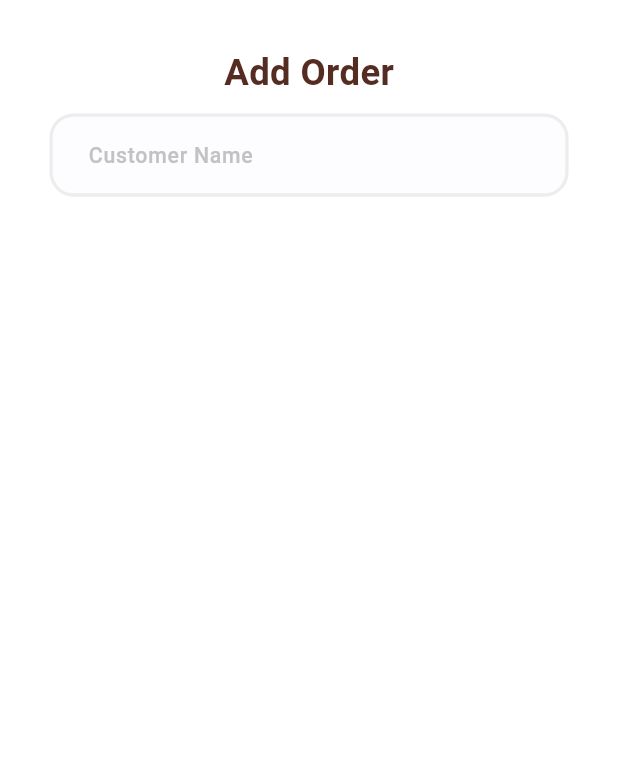
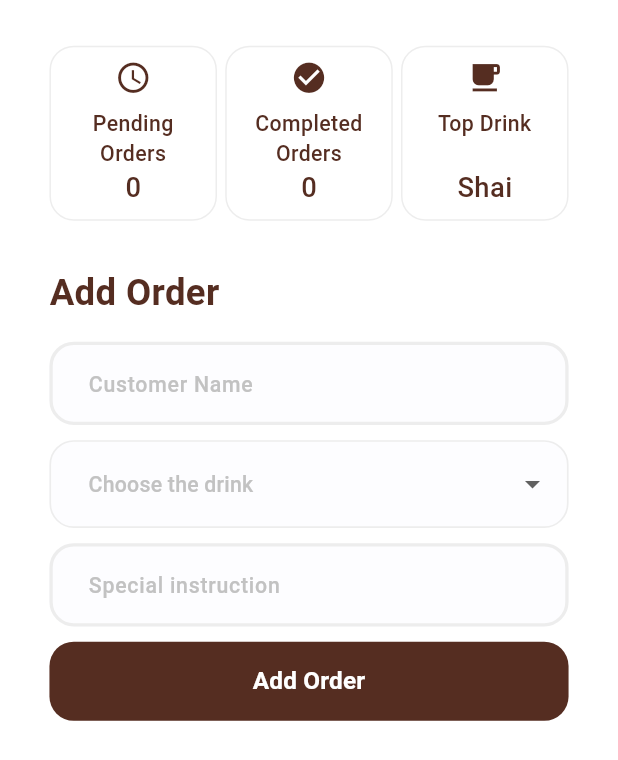
Before and after one commit to ShazaMashaal/smart_ahwa_manager, a Flutter app: the screen it shows after launch, on a phone screen of 412 x 824 dp. Shown: the top 760 px of the screen. Run offline on Flutter 3.47's test engine with Material 3 defaults, Android fonts, the light colour scheme and no system bars; our stand-ins replace flutter_screenutil, shared_preferences.

Commit message:
- Added AddOrderForm widget and HomeScreen UI updates - Added Order model for home feature - Implemented StorageHelper in core/helpers to get and store orders - Added reusable widgets: CustomDropDown,  SummaryCard, SummaryCardsRow - Updated theming (colors, text styles)

```diff
--- /dev/null
+++ b/lib/core/enums.dart
@@ -0,0 +1,20 @@
+// enums.dart
+
+enum DrinkType {
+  shai,
+  turkishCoffee,
+  hibiscusTea,
+}
+
+extension DrinkTypeExtension on DrinkType {
+  String get displayName {
+    switch (this) {
+      case DrinkType.shai:
+        return "Shai";
+      case DrinkType.turkishCoffee:
+        return "Turkish Coffee";
+      case DrinkType.hibiscusTea:
+        return "Hibiscus Tea";
+    }
+  }
+}
--- /dev/null
+++ b/lib/core/helpers/storage_helper.dart
@@ -0,0 +1,25 @@
+import 'dart:convert';
+
+import 'package:shared_preferences/shared_preferences.dart';
+
+import '../../features/home/data/models/order.dart';
+
+class StorageHelper{
+  static const _key = 'orders';
+  //save an order
+  static Future<void> saveOrders(List<Order> orders) async {
+    final prefs = await SharedPreferences.getInstance();
+    List<String> ordersString =
+    orders.map((order) => jsonEncode(order.toJson())).toList();
+    await prefs.setStringList(_key, ordersString);
+  }
+  //get list of orders
+  static Future<List<Order>> loadOrders() async {
+    final prefs = await SharedPreferences.getInstance();
+    List<String>? ordersString = prefs.getStringList(_key);
+    if (ordersString == null) return [];
+    return ordersString
+        .map((orderStr) => Order.fromJson(jsonDecode(orderStr)))
+        .toList();
+  }
+}
--- a/lib/core/theming/colors.dart
+++ b/lib/core/theming/colors.dart
@@ -1,7 +1,7 @@
 import 'package:flutter/material.dart';
 
 class ColorsManager {
-  static const Color mainBrown = Color(0xFF552C21);
+  static const Color mainBrown = Color(0xFF552D21);
   static const Color navy = Color(0xFF242424);
   static const Color gray = Color(0xFF757575);
   static const Color whiteGray = Color(0xFFFDFDFF);
--- a/lib/core/theming/text_styles.dart
+++ b/lib/core/theming/text_styles.dart
@@ -27,10 +27,15 @@ class TextStyles {
     color: ColorsManager.lightGray,
   );
 
-  static TextStyle font14NavyMedium = TextStyle(
+  static TextStyle font14BrownMedium = TextStyle(
     fontSize: 14.sp,
     fontWeight: FontWeightHelper.medium,
-    color: ColorsManager.navy,
+    color: ColorsManager.mainBrown,
+  );
+  static TextStyle font18BrownRegular = TextStyle(
+    fontSize: 18.sp,
+    fontWeight: FontWeightHelper.medium,
+    color: ColorsManager.mainBrown,
   );
   static TextStyle font16WhiteSemiBold = TextStyle(
     fontSize: 16.sp,
--- /dev/null
+++ b/lib/core/widgets/custom_drop_down.dart
@@ -0,0 +1,69 @@
+import 'package:flutter/material.dart';
+import 'package:flutter_screenutil/flutter_screenutil.dart';
+
+import '../theming/colors.dart';
+import '../theming/text_styles.dart';
+
+class CustomDropDown extends StatefulWidget {
+  final String? value;
+  final ValueChanged<String?>? onChanged;
+  final String? errorText;
+  const CustomDropDown({super.key, this.value, this.onChanged, this.errorText});
+
+  @override
+  State<CustomDropDown> createState() => _CustomDropDownState();
+}
+typedef MenuEntry = DropdownMenuEntry<String>;
+class _CustomDropDownState extends State<CustomDropDown> {
+  String? selectedValue;
+  @override
+  Widget build(BuildContext context) {
+    selectedValue = widget.value ;
+    return  DropdownButtonFormField<String>(
+      hint: Text("Choose the drink ",style: TextStyles.font14LightGrayMedium,),
+      value: selectedValue,
+      onChanged: (value) {
+        setState(() {
+          selectedValue = value;
+        });
+        widget.onChanged?.call(value);
+      },
+        items: ['Shai', 'Turkish Coffee', 'Hibiscus Tea']
+            .map((e) => DropdownMenuItem(
+          value: e,
+          child: Text(e),
+        ))
+            .toList(),
+      decoration: InputDecoration(
+        fillColor: ColorsManager.whiteGray,
+        filled: true,
+        contentPadding:
+            EdgeInsets.symmetric(vertical: 17.h, horizontal: 20.w),
+        enabledBorder:
+            OutlineInputBorder(
+              borderRadius: BorderRadius.circular(16.r),
+              borderSide: BorderSide(
+                color: ColorsManager.lighterGray,
+                width: 1.w,
+              ),
+            ),
+        errorBorder:
+        OutlineInputBorder(
+          borderRadius: BorderRadius.circular(16.r),
+          borderSide: BorderSide(
+            color: Colors.red.shade900,
+            width: 1.w,
+          ),
+        ),
+        errorStyle: TextStyle(color: Colors.red.shade900),
+        focusedBorder:
+            OutlineInputBorder(
+              borderRadius: BorderRadius.circular(16.r),
+              borderSide: BorderSide(color: ColorsManager.mainBrown),
+            ),
+        errorText: widget.errorText,
+      ),
+
+    );
+  }
+}
--- a/lib/core/widgets/custom_text_form_field.dart
+++ b/lib/core/widgets/custom_text_form_field.dart
@@ -13,6 +13,8 @@ class CustomTextFormField extends StatelessWidget {
   final TextEditingController? controller;
   final bool? isObscureText;
   final Widget? suffixIcon;
+  final String? errorText;
+  final ValueChanged<String>? onChanged;
 
   const CustomTextFormField({
     super.key,
@@ -26,12 +28,15 @@ class CustomTextFormField extends StatelessWidget {
     this.suffixIcon,
     this.controller,
     this.fillColor,
+    this.errorText,
+    this.onChanged,
   });
 
   @override
   Widget build(BuildContext context) {
     return TextFormField(
       controller: controller,
+      onChanged: onChanged,
       decoration: InputDecoration(
         isDense: true,
         contentPadding:
@@ -52,15 +57,25 @@ class CustomTextFormField extends StatelessWidget {
                 width: 2.w,
               ),
             ),
+        errorBorder:
+            OutlineInputBorder(
+              borderRadius: BorderRadius.circular(16.r),
+              borderSide: BorderSide(
+                color: Colors.red.shade900,
+                width: 1.w,
+              ),
+            ),
+        errorStyle: TextStyle(color: Colors.red.shade900),
         hintStyle: hintStyle ?? TextStyles.font14LightGrayMedium,
         hintText: hintText,
         suffixIcon: suffixIcon,
         filled: true,
         fillColor: fillColor ?? ColorsManager.whiteGray,
+        errorText: errorText,
       ),
 
       obscureText: isObscureText ?? false,
-      style: inputTextStyle ?? TextStyles.font14NavyMedium,
+      style: inputTextStyle ?? TextStyles.font14BrownMedium,
     );
   }
 }
--- /dev/null
+++ b/lib/features/home/data/models/order.dart
@@ -0,0 +1,19 @@
+class Order{
+  final String customerName;
+  final String drink;
+  final String specialInstructions;
+  bool isCompleted = false;
+
+  Order(this.customerName, this.drink, this.specialInstructions);
+  Map<String, dynamic> toJson() => {
+    'customer_name': customerName,
+    'drink': drink,
+    'special_instructions': specialInstructions,
+  };
+
+  factory Order.fromJson(Map<String, dynamic> json) => Order(
+    json['customer_name'],
+    json['drink'],
+    json['special_instructions'],
+  );
+}
--- /dev/null
+++ b/lib/features/home/ui/add_order_form.dart
@@ -0,0 +1,93 @@
+import 'package:flutter/material.dart';
+
+import '../../../core/helpers/spacing.dart';
+import '../../../core/widgets/custom_drop_down.dart';
+import '../../../core/widgets/custom_text_button.dart';
+import '../../../core/widgets/custom_text_form_field.dart';
+import '../data/models/order.dart';
+
+class AddOrderForm extends StatefulWidget {
+  final Function(Order) onAddOrder;
+  const AddOrderForm({super.key, required this.onAddOrder});
+
+  @override
+  State<AddOrderForm> createState() => _AddOrderFormState();
+}
+
+class _AddOrderFormState extends State<AddOrderForm> {
+  final TextEditingController _nameController = TextEditingController();
+  final TextEditingController _noteController = TextEditingController();
+  String? _nameError;
+  String? _drinkValue;
+  String? _drinkError;
+  final formKey = GlobalKey<FormState>();
+
+  @override
+  void dispose() {
+    _nameController.dispose();
+    _noteController.dispose();
+    super.dispose();
+  }
+
+  void _submit() {
+    setState(() {
+      _nameError = _nameController.text.trim().isEmpty ? 'Please enter customer name' : null;
+      _drinkError = (_drinkValue == null || _drinkValue!.isEmpty) ? 'Please choose a drink' : null;
+    });
+
+    final hasError = _nameError != null || _drinkError != null ;
+    if (hasError) return;
+
+    widget.onAddOrder(Order(
+      _nameController.text,
+      _drinkValue.toString(),
+      _noteController.text,
+    ));
+
+    _nameController.clear();
+    _noteController.clear();
+    _drinkValue = null;
+    setState(() {});
+  }
+
+  @override
+  Widget build(BuildContext context) {
+    return Form(
+      key: formKey,
+      child: Column(
+        children: [
+          CustomTextFormField(
+            hintText: "Customer Name",
+            controller: _nameController,
+            errorText: _nameError,
+            onChanged: (_) {
+              if (_nameError != null) setState(() => _nameError = null);
+            },
+          ),
+          VSpace(10),
+          CustomDropDown(
+            value: _drinkValue,
+            errorText: _drinkError,
+            onChanged: (v) {
+              setState(() {
+                _drinkValue = v;
+                _drinkError = null;
+              });
+            },
+          ),
+          VSpace(10),
+          CustomTextFormField(
+            hintText: "Special instruction",
+            controller: _noteController,
+
+          ),
+          VSpace(10),
+          CustomTextButton(
+            text: "Add Order",
+            onPressed: _submit,
+          ),
+        ],
+      ),
+    );
+  }
+}
--- a/lib/features/home/ui/home_screen.dart
+++ b/lib/features/home/ui/home_screen.dart
@@ -1,30 +1,65 @@
 import 'package:flutter/material.dart';
 import 'package:flutter_screenutil/flutter_screenutil.dart';
 import 'package:smart_ahwa_manager/core/helpers/spacing.dart';
+import 'package:smart_ahwa_manager/core/helpers/storage_helper.dart';
 import 'package:smart_ahwa_manager/core/theming/text_styles.dart';
-import 'package:smart_ahwa_manager/core/widgets/custom_text_form_field.dart';
+import 'package:smart_ahwa_manager/features/home/ui/summary_cards_row.dart';
 
-class HomeScreen extends StatelessWidget {
+import '../data/models/order.dart';
+import 'add_order_form.dart';
+
+class HomeScreen extends StatefulWidget {
   const HomeScreen({super.key});
+
+  @override
+  State<HomeScreen> createState() => _HomeScreenState();
+}
+
+class _HomeScreenState extends State<HomeScreen> {
+
+  List<Order> orders=[];
+
+  @override
+  void initState() {
+    super.initState();
+    StorageHelper.loadOrders().then((loadedOrders) {
+      setState(() {
+        orders = loadedOrders;
+      });
+    });
+  }
 
   @override
   Widget build(BuildContext context) {
     return Scaffold(
-      body: SafeArea(child: SingleChildScrollView(
-        padding:EdgeInsetsDirectional.symmetric(horizontal: 30.w,vertical: 30.h),
-        child: Column(children: [
-        Text("Add Order",style: TextStyles.font24BrownBold,),
-          VSpace(10),
-          Form(
-            child: Column(
-              children: [
-                CustomTextFormField(hintText: "Customer Name")
-              ],
-            ),
-          )
+      body: SafeArea(
+        child: SingleChildScrollView(
+          padding: EdgeInsetsDirectional.symmetric(horizontal: 30.w, vertical: 30.h),
+          child: Column(
+            crossAxisAlignment: CrossAxisAlignment.start,
+            children: [
+              // Dashboard Cards Row
+              SummaryCardsRow(orders:orders),
+              VSpace(30),
 
+              // Add Order Section
+              Text("Add Order", style: TextStyles.font24BrownBold),
+              VSpace(15),
+              AddOrderForm(
+                onAddOrder: (order) {
+                  setState(() {
+                    orders.add(order);
+                  });
+                  StorageHelper.saveOrders(orders);
 
-      ],),)),
+                },
+
+              )
+            ],
+          ),
+        ),
+      ),
     );
   }
+
 }
--- /dev/null
+++ b/lib/features/home/ui/summary_cards_row.dart
@@ -0,0 +1,43 @@
+import 'package:flutter/material.dart';
+import 'package:flutter_screenutil/flutter_screenutil.dart';
+
+import '../data/models/order.dart';
+import 'widgets/summary_card.dart';
+
+class SummaryCardsRow extends StatelessWidget {
+  final List<Order> orders;
+  const SummaryCardsRow({super.key, required this.orders});
+
+  @override
+  Widget build(BuildContext context) {
+    return IntrinsicHeight(
+      child: Row(
+        children: [
+          Expanded(
+            child: SummaryCard(
+              title: "Pending Orders",
+              value:orders.where((order) => !order.isCompleted).length.toString(),
+              icon: Icons.access_time,
+            ),
+          ),
+          SizedBox(width: 5.w),
+          Expanded(
+            child: SummaryCard(
+              title: "Completed Orders",
+              value: orders.where((order) => order.isCompleted).length.toString(),
+              icon: Icons.check_circle,
+            ),
+          ),
+          SizedBox(width: 5.w),
+          Expanded(
+            child: SummaryCard(
+              title: "Top Drink",
+              value: "Shai",
+              icon: Icons.local_cafe,
+            ),
+          ),
+        ],
+      ),
+    );
+  }
+}
--- /dev/null
+++ b/lib/features/home/ui/widgets/summary_card.dart
@@ -0,0 +1,57 @@
+import 'package:flutter/material.dart';
+import 'package:flutter_screenutil/flutter_screenutil.dart';
+import 'package:smart_ahwa_manager/core/helpers/spacing.dart';
+import 'package:smart_ahwa_manager/core/theming/text_styles.dart';
+
+import '../../../../core/theming/colors.dart';
+
+
+class SummaryCard extends StatelessWidget {
+  final String title;
+  final String value;
+  final IconData icon;
+
+  const SummaryCard({
+    super.key,
+    required this.title,
+    required this.value,
+    required this.icon,
+  });
+
+  @override
+  Widget build(BuildContext context) {
+    return Container(
+      padding: EdgeInsets.symmetric(vertical: 8.h,horizontal: 5.w),
+      decoration: BoxDecoration(
+        color: Colors.white,
+        borderRadius: BorderRadius.circular(16.r),
+        border: Border.all(
+          color: ColorsManager.lighterGray,
+          width: 1.0,
+        ),
+
+      ),
+      child: Column(
+
+        children: [
+          Icon(
+            icon,
+            color: ColorsManager.mainBrown, // Brown color
+            size: 24.sp,
+          ),
+          VSpace(8),
+          Text(
+            title,
+            textAlign: TextAlign.center,
+            style:TextStyles.font14BrownMedium,
+          ),
+          Expanded(child: SizedBox()),
+          Text(
+            value,
+            style: TextStyles.font18BrownRegular,
+          ),
+        ],
+      ),
+    );
+  }
+}
--- a/pubspec.yaml
+++ b/pubspec.yaml
@@ -35,6 +35,7 @@ dependencies:
   # Use with the CupertinoIcons class for iOS style icons.
   cupertino_icons: ^1.0.8
   flutter_screenutil: ^5.9.3
+  shared_preferences: ^2.5.3
 
 dev_dependencies:
   flutter_test:
```
Also changed, not shown: pubspec.lock, 1 other file.
